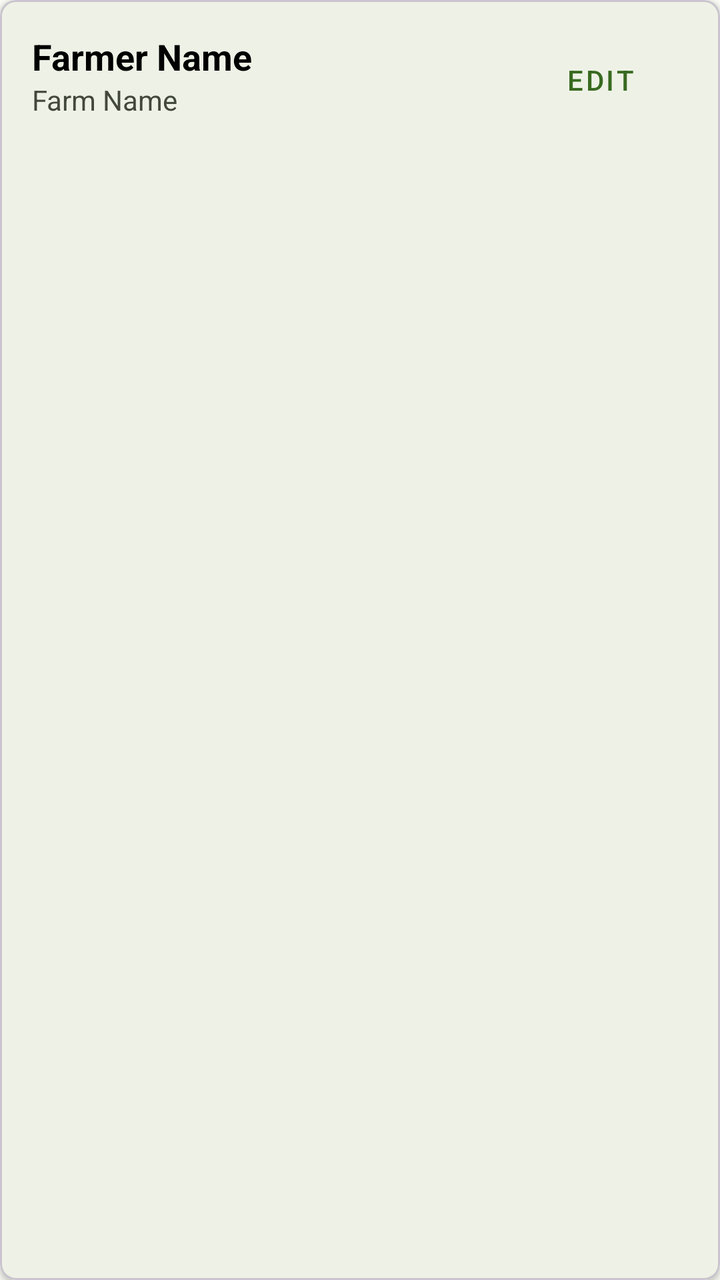
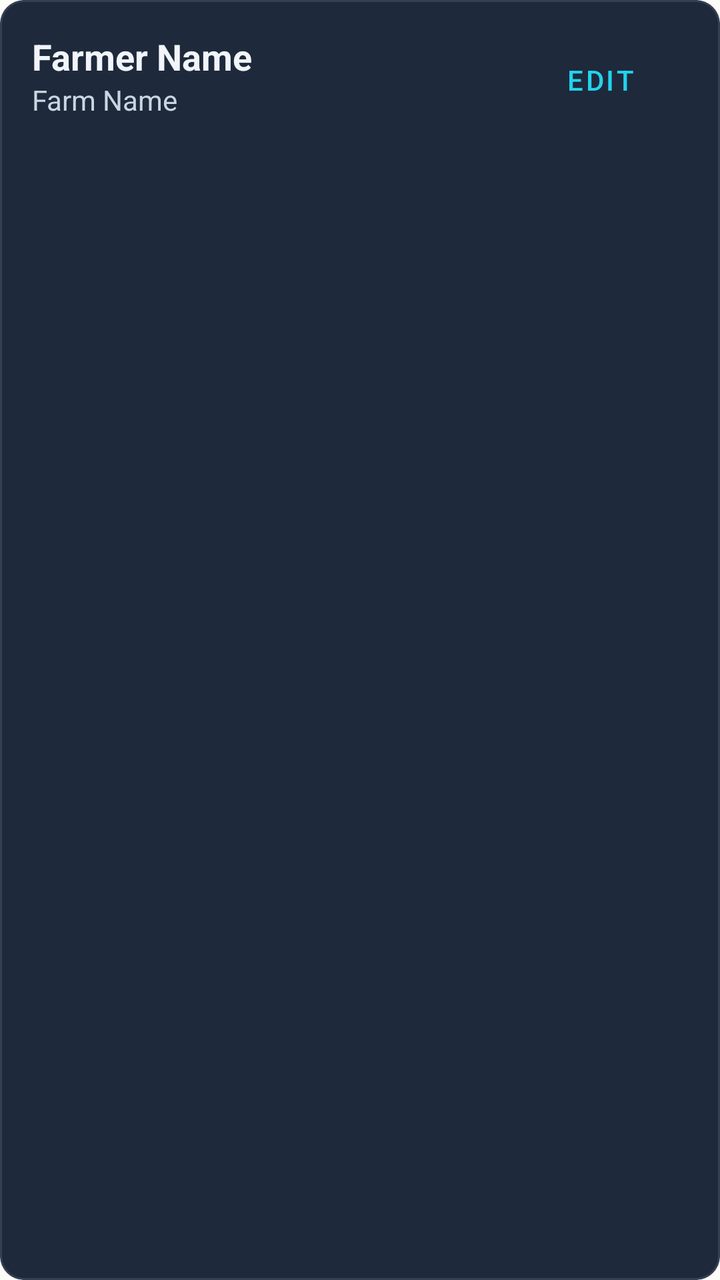

The first picture is an Android layout as it rendered before a commit; the second is the same layout after the commit. The layout source and the unified diff follow.
<!-- AndroidManifest.xml: application theme Theme.AgriFlow -->
<!-- res/layout/item_farmer.xml -->
<?xml version="1.0" encoding="utf-8"?>
<com.google.android.material.card.MaterialCardView xmlns:android="http://schemas.android.com/apk/res/android"
    xmlns:app="http://schemas.android.com/apk/res-auto"
    android:layout_width="match_parent"
    android:layout_height="wrap_content"
    android:layout_marginHorizontal="16dp"
    android:layout_marginVertical="8dp"
    app:cardCornerRadius="8dp"
    app:cardElevation="2dp">

    <LinearLayout
        android:layout_width="match_parent"
        android:layout_height="wrap_content"
        android:orientation="horizontal"
        android:padding="16dp">

        <LinearLayout
            android:layout_width="0dp"
            android:layout_height="wrap_content"
            android:layout_weight="1"
            android:orientation="vertical">

            <TextView
                android:id="@+id/tvFarmerName"
                android:layout_width="wrap_content"
                android:layout_height="wrap_content"
                android:text="Farmer Name"
                android:textColor="@color/black"
                android:textSize="18sp"
                android:textStyle="bold" />

            <TextView
                android:id="@+id/tvFarmName"
                android:layout_width="wrap_content"
                android:layout_height="wrap_content"
                android:text="Farm Name"
                android:textColor="@color/text_grey"
                android:textSize="14sp" />
        </LinearLayout>

        <Button
            android:id="@+id/btnEdit"
            style="@style/Widget.MaterialComponents.Button.TextButton"
            android:layout_width="wrap_content"
            android:layout_height="wrap_content"
            android:text="EDIT"
            android:textColor="@color/primary_green" />

    </LinearLayout>
</com.google.android.material.card.MaterialCardView>
<!-- resources referenced by this layout -->
<resources>
  <color name="black">#FF000000</color>
  <color name="primary_green">#386A20</color>
  <color name="text_grey">#43483D</color>
  <style name="Theme.AgriFlow" parent="Base.Theme.AgriFlow" />
  <style name="Base.Theme.AgriFlow" parent="Theme.Material3.DayNight.NoActionBar">
          
          <item name="colorPrimary">@color/primary_dark_green</item>
          <item name="android:windowBackground">@color/bg_light_cream</item>
          <item name="colorSurface">@color/bg_light_cream</item>
          <item name="colorOnSurface">@color/on_surface</item>
          <item name="colorSecondary">@color/on_surface_variant</item>
      </style>
  <color name="primary_dark_green">#386A20</color>
  <color name="bg_light_cream">#FCFDF6</color>
  <color name="on_surface">#1A1C16</color>
  <color name="on_surface_variant">#43483D</color>
</resources>

<!-- the commit's change to res/layout/item_farmer.xml (unified diff, before → after) -->
@@ -5,8 +5,11 @@
     android:layout_height="wrap_content"
     android:layout_marginHorizontal="16dp"
     android:layout_marginVertical="8dp"
-    app:cardCornerRadius="8dp"
-    app:cardElevation="2dp">
+    app:cardCornerRadius="12dp"
+    app:cardElevation="0dp"
+    app:cardBackgroundColor="@color/iot_surface"
+    app:strokeColor="@color/iot_border"
+    app:strokeWidth="1dp">
 
     <LinearLayout
         android:layout_width="match_parent"
@@ -25,7 +28,7 @@
                 android:layout_width="wrap_content"
                 android:layout_height="wrap_content"
                 android:text="Farmer Name"
-                android:textColor="@color/black"
+                android:textColor="@color/iot_on_surface"
                 android:textSize="18sp"
                 android:textStyle="bold" />
 
@@ -34,7 +37,7 @@
                 android:layout_width="wrap_content"
                 android:layout_height="wrap_content"
                 android:text="Farm Name"
-                android:textColor="@color/text_grey"
+                android:textColor="@color/iot_on_surface_secondary"
                 android:textSize="14sp" />
         </LinearLayout>
 
@@ -44,7 +47,7 @@
             android:layout_width="wrap_content"
             android:layout_height="wrap_content"
             android:text="EDIT"
-            android:textColor="@color/primary_green" />
+            android:textColor="@color/iot_accent" />
 
     </LinearLayout>
 </com.google.android.material.card.MaterialCardView>
<!-- resource entries referenced after the edit -->
@@ -1,8 +1,10 @@
 <!-- resources referenced by this layout -->
 <resources>
-  <color name="black">#FF000000</color>
-  <color name="primary_green">#386A20</color>
-  <color name="text_grey">#43483D</color>
+  <color name="iot_accent">#22D3EE</color>
+  <color name="iot_border">#334155</color>
+  <color name="iot_on_surface">#F1F5F9</color>
+  <color name="iot_on_surface_secondary">#CBD5E1</color>
+  <color name="iot_surface">#1E293B</color>
   <style name="Theme.AgriFlow" parent="Base.Theme.AgriFlow" />
   <style name="Base.Theme.AgriFlow" parent="Theme.Material3.DayNight.NoActionBar">
           
